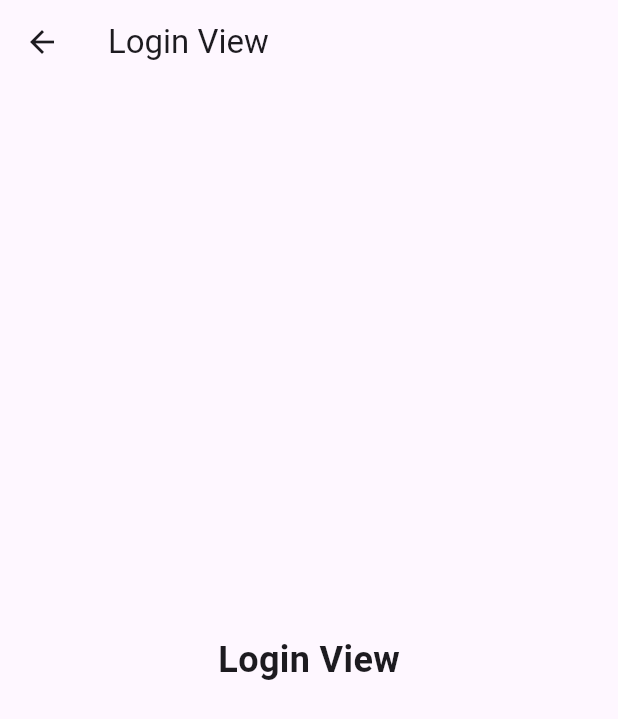
After one commit to nobleideas/gymquest1, a Flutter app: the screen it shows after launch, after a tap on "Go to Login View", on a phone screen of 412 x 824 dp. The commit adds this screen. Shown: the top 719 px of the screen. Run offline on Flutter 3.47's test engine with Material 3 defaults, Android fonts, the light colour scheme and no system bars.

Commit message:
Created a Login View

```diff
--- a/gym_quest/lib/view/home_view.dart
+++ b/gym_quest/lib/view/home_view.dart
@@ -3,6 +3,7 @@ import 'package:gym_quest/view/profile_view.dart';
 import '../controller/home_controller.dart';
 import 'workout_view.dart';
 import 'admin_view.dart';
+import 'login_view.dart';
 
 class HomeView extends StatelessWidget {
   final HomeController controller = HomeController();
@@ -54,6 +55,16 @@ class HomeView extends StatelessWidget {
               },
               child: Text('Go to Profile View'),
             ),
+            SizedBox(height: 20),
+            ElevatedButton(
+              onPressed: () {
+                Navigator.push(
+                  context,
+                  MaterialPageRoute(builder: (context) => const LoginView()),
+                );
+              },
+              child: Text('Go to Login View'),
+            ),
           ],
         ),
       ),
--- /dev/null
+++ b/gym_quest/lib/view/login_view.dart
@@ -0,0 +1,23 @@
+import 'package:flutter/material.dart';
+
+class LoginView extends StatelessWidget {
+  const LoginView({super.key});
+
+  @override
+  Widget build(BuildContext context) {
+    return Scaffold(
+      appBar: AppBar(
+        title: const Text('Login View'),
+      ),
+      body: const Center(
+        child: Text(
+          'Login View',
+          style: TextStyle(
+            fontSize: 24,
+            fontWeight: FontWeight.bold,
+          ),
+        ),
+      ),
+    );
+  }
+}
--- a/gym_quest/lib/view/workout_view.dart
+++ b/gym_quest/lib/view/workout_view.dart
@@ -103,7 +103,7 @@ class _WorkoutViewState extends State<WorkoutView> {
                         const SizedBox(height: 8),
                         // Dynamic Image
                         SizedBox(
-                          height: 157,
+                          height: 144,
                           child: Image.asset(currentWorkout.imagePath),
                         ),
                         const SizedBox(height: 8),
```
Also changed, not shown: 1 other file.
